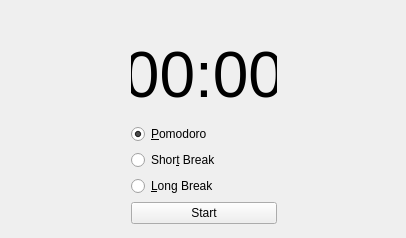
First picture: the form in src/pomodoro.ui, repository CPPLondonUni/FinalPomodoro, before the edit.
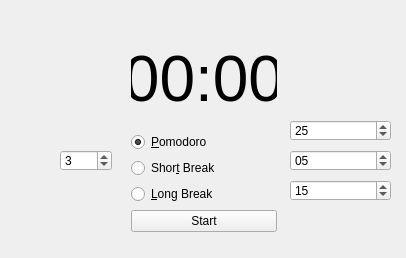
Second picture: the form after the edit.

Commit message:
Pomodoro: Added a ridiculous amount of features.
A ridiculous amount of features now added!

```diff
--- a/src/pomodoro.ui
+++ b/src/pomodoro.ui
@@ -7,7 +7,7 @@
     <x>0</x>
     <y>0</y>
     <width>406</width>
-    <height>238</height>
+    <height>258</height>
    </rect>
   </property>
   <property name="windowTitle">
@@ -19,7 +19,7 @@
      <x>120</x>
      <y>20</y>
      <width>168</width>
-     <height>215</height>
+     <height>223</height>
     </rect>
    </property>
    <layout class="QVBoxLayout" name="verticalLayout_2">
@@ -75,6 +75,85 @@
     </item>
    </layout>
   </widget>
+  <widget class="QTimeEdit" name="time_pomodoro">
+   <property name="geometry">
+    <rect>
+     <x>290</x>
+     <y>120</y>
+     <width>101</width>
+     <height>21</height>
+    </rect>
+   </property>
+   <property name="displayFormat">
+    <string>mm</string>
+   </property>
+   <property name="time">
+    <time>
+     <hour>0</hour>
+     <minute>25</minute>
+     <second>0</second>
+    </time>
+   </property>
+  </widget>
+  <widget class="QTimeEdit" name="time_long">
+   <property name="geometry">
+    <rect>
+     <x>290</x>
+     <y>180</y>
+     <width>101</width>
+     <height>21</height>
+    </rect>
+   </property>
+   <property name="displayFormat">
+    <string>mm</string>
+   </property>
+   <property name="time">
+    <time>
+     <hour>0</hour>
+     <minute>15</minute>
+     <second>0</second>
+    </time>
+   </property>
+  </widget>
+  <widget class="QTimeEdit" name="time_short">
+   <property name="geometry">
+    <rect>
+     <x>290</x>
+     <y>150</y>
+     <width>101</width>
+     <height>21</height>
+    </rect>
+   </property>
+   <property name="displayFormat">
+    <string>mm</string>
+   </property>
+   <property name="time">
+    <time>
+     <hour>0</hour>
+     <minute>5</minute>
+     <second>0</second>
+    </time>
+   </property>
+  </widget>
+  <widget class="QSpinBox" name="breakInterval">
+   <property name="geometry">
+    <rect>
+     <x>60</x>
+     <y>150</y>
+     <width>52</width>
+     <height>21</height>
+    </rect>
+   </property>
+   <property name="minimum">
+    <number>1</number>
+   </property>
+   <property name="maximum">
+    <number>999</number>
+   </property>
+   <property name="value">
+    <number>3</number>
+   </property>
+  </widget>
  </widget>
  <layoutdefault spacing="6" margin="11"/>
  <resources/>
```
The commit also changes 7 other files.
